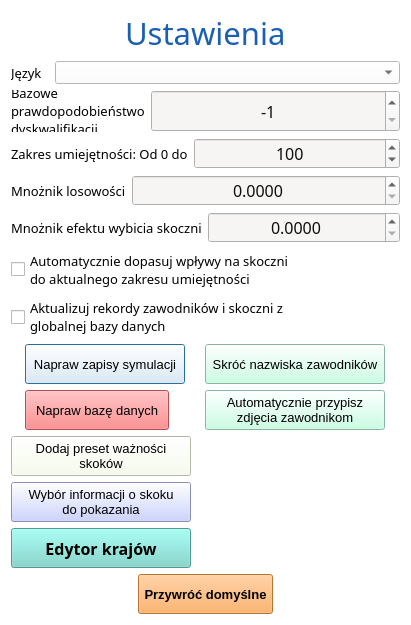
First picture: the form in source/UI/AppSettings/AppSettingsWindow.ui, repository SiekamCebule/sj-sim, before the edit.
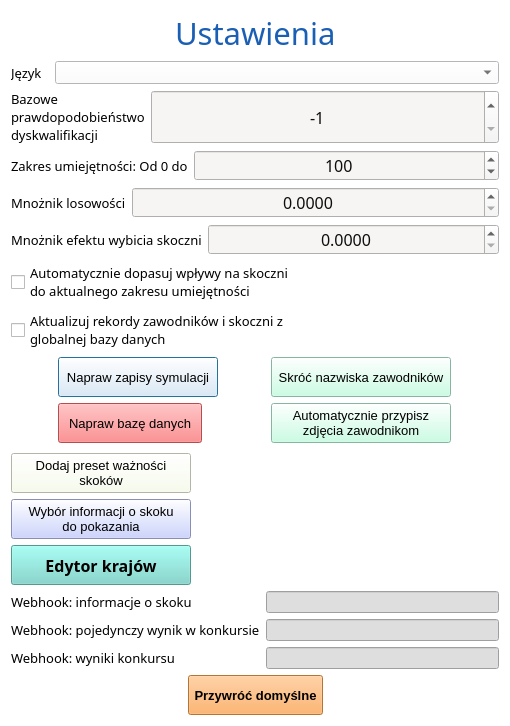
Second picture: the form after the edit.

```diff
--- a/source/UI/AppSettings/AppSettingsWindow.ui
+++ b/source/UI/AppSettings/AppSettingsWindow.ui
@@ -6,8 +6,8 @@
    <rect>
     <x>0</x>
     <y>0</y>
-    <width>411</width>
-    <height>625</height>
+    <width>510</width>
+    <height>726</height>
    </rect>
   </property>
   <property name="windowTitle">
@@ -590,6 +590,97 @@
      </property>
     </widget>
    </item>
+   <item>
+    <layout class="QFormLayout" name="formLayout_5">
+     <item row="0" column="0">
+      <widget class="QLabel" name="label_2">
+       <property name="font">
+        <font>
+         <family>Quicksand Medium</family>
+         <pointsize>10</pointsize>
+        </font>
+       </property>
+       <property name="styleSheet">
+        <string notr="true">color: black;</string>
+       </property>
+       <property name="text">
+        <string>Webhook: informacje o skoku</string>
+       </property>
+      </widget>
+     </item>
+     <item row="1" column="0">
+      <widget class="QLabel" name="label_3">
+       <property name="font">
+        <font>
+         <family>Quicksand Medium</family>
+         <pointsize>10</pointsize>
+        </font>
+       </property>
+       <property name="styleSheet">
+        <string notr="true">color: black;</string>
+       </property>
+       <property name="text">
+        <string>Webhook: pojedynczy wynik w konkursie</string>
+       </property>
+      </widget>
+     </item>
+     <item row="2" column="0">
+      <widget class="QLabel" name="label_4">
+       <property name="font">
+        <font>
+         <family>Quicksand Medium</family>
+         <pointsize>10</pointsize>
+        </font>
+       </property>
+       <property name="styleSheet">
+        <string notr="true">color: black;</string>
+       </property>
+       <property name="text">
+        <string>Webhook: wyniki konkursu</string>
+       </property>
+      </widget>
+     </item>
+     <item row="0" column="1">
+      <widget class="QLineEdit" name="lineEdit_jumpInfoWh">
+       <property name="font">
+        <font>
+         <pointsize>7</pointsize>
+        </font>
+       </property>
+       <property name="styleSheet">
+        <string notr="true">background-color: rgb(222, 222, 222);
+color: rgb(0, 0, 0);</string>
+       </property>
+      </widget>
+     </item>
+     <item row="1" column="1">
+      <widget class="QLineEdit" name="lineEdit_singleResultWh">
+       <property name="font">
+        <font>
+         <pointsize>7</pointsize>
+        </font>
+       </property>
+       <property name="styleSheet">
+        <string notr="true">background-color: rgb(222, 222, 222);
+color: rgb(0, 0, 0);</string>
+       </property>
+      </widget>
+     </item>
+     <item row="2" column="1">
+      <widget class="QLineEdit" name="lineEdit_compResultsWh">
+       <property name="font">
+        <font>
+         <pointsize>7</pointsize>
+        </font>
+       </property>
+       <property name="styleSheet">
+        <string notr="true">background-color: rgb(222, 222, 222);
+color: rgb(0, 0, 0);</string>
+       </property>
+      </widget>
+     </item>
+    </layout>
+   </item>
    <item>
     <spacer name="verticalSpacer_3">
      <property name="orientation">
```
